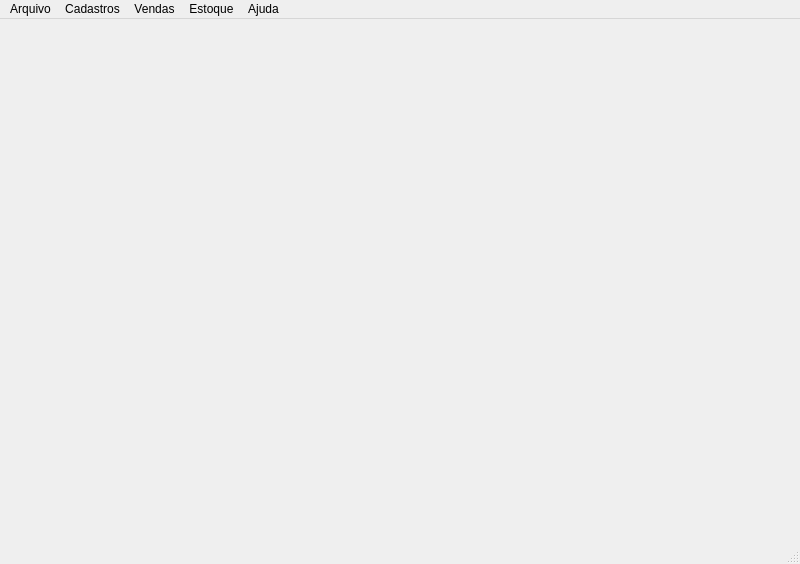
First picture: the form in Resources/MainWindow.ui, repository Klubas/Projeto-SOAD, before the edit.
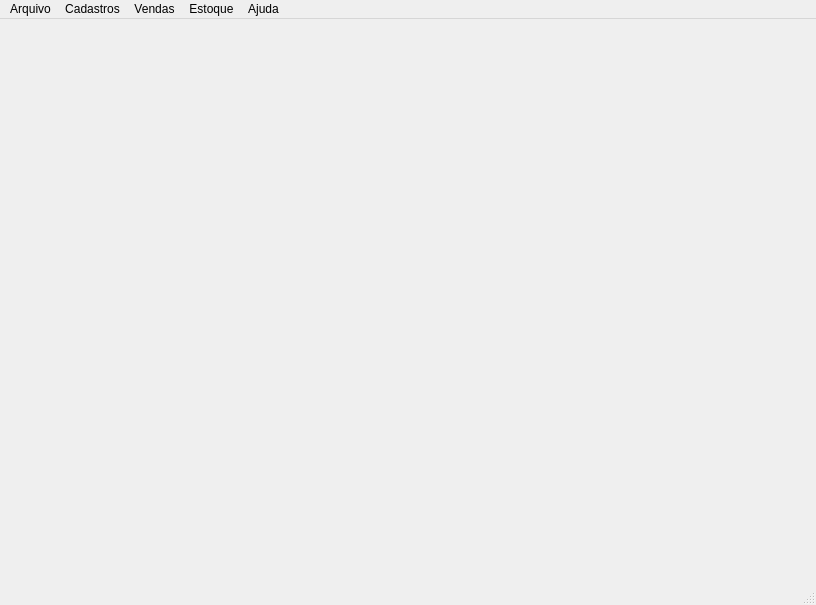
Second picture: the form after the edit.

The edit to the form file:
```diff
--- a/Resources/MainWindow.ui
+++ b/Resources/MainWindow.ui
@@ -6,8 +6,8 @@
    <rect>
     <x>0</x>
     <y>0</y>
-    <width>800</width>
-    <height>564</height>
+    <width>816</width>
+    <height>605</height>
    </rect>
   </property>
   <property name="windowTitle">
@@ -38,7 +38,7 @@
     <rect>
      <x>0</x>
      <y>0</y>
-     <width>800</width>
+     <width>816</width>
      <height>23</height>
     </rect>
    </property>
```
Left out of the diff: 24 changed lines with no effect on the pictures.
